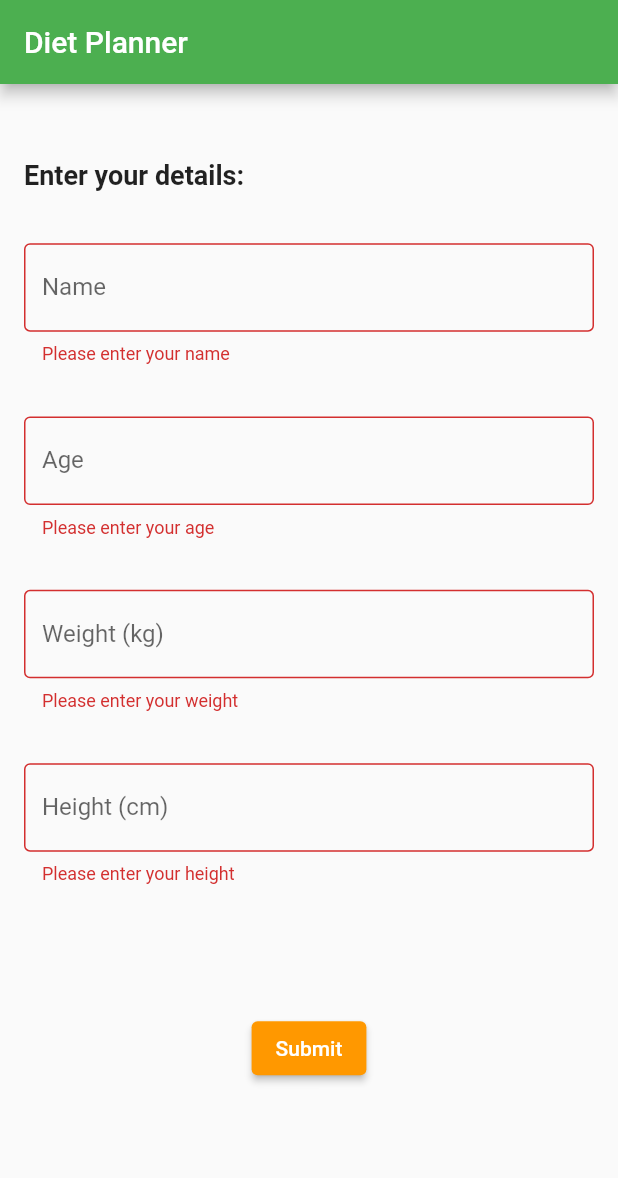
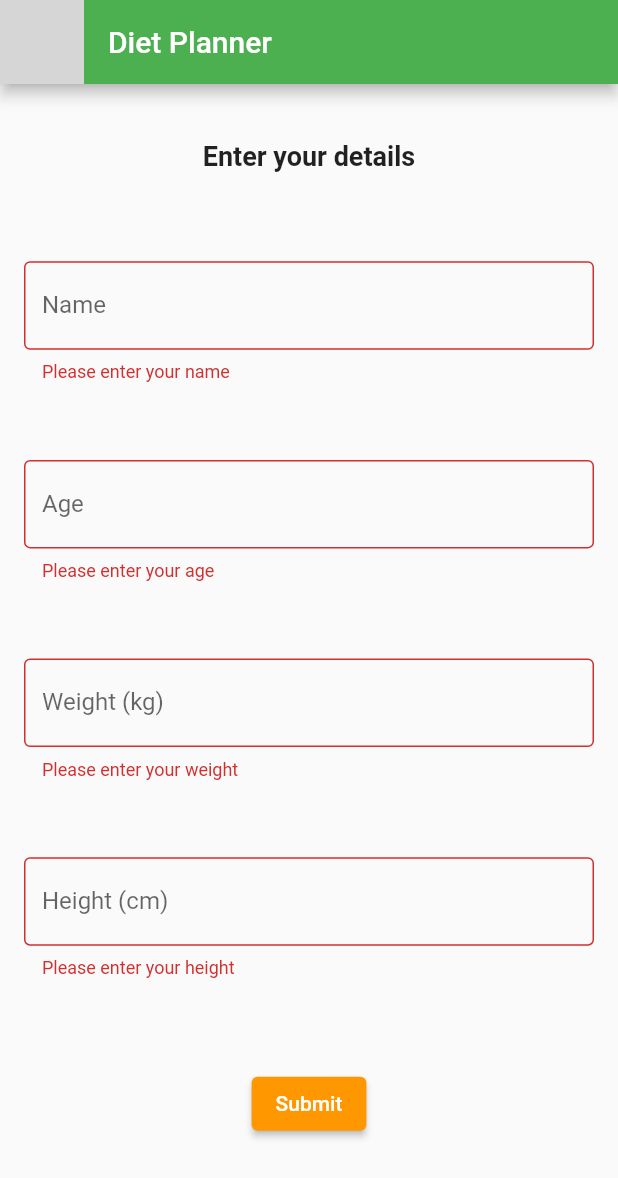
Before and after one commit to lalitchandnani/diet_planner_ui, a Flutter app: the screen it shows after launch, after a tap on "Submit", on a phone screen of 412 x 824 dp. Shown: the top 1178 px of the screen. Run offline on Flutter 3.47's test engine with Material 2 defaults, Android fonts, the phone set to English and light mode, and no system bars; project files that could hold a hidden picture were left out; grey boxes are pictures that could not be loaded.

Commit message:
fixed layout and text alignment issues with the code

```diff
--- a/lib/main.dart
+++ b/lib/main.dart
@@ -34,8 +34,9 @@ class _DietFormState extends State<DietForm> {
   final _ageController = TextEditingController();
   final _weightController = TextEditingController();
   final _heightController = TextEditingController();
-  Map<String, dynamic> _data = {};
+  Map<String, dynamic> _recommendationContent = {};
   bool _isLoading = false;
+  bool _displayRecommendation = true;
 
   Future<void> _submitForm() async {
     setState(() {
@@ -51,14 +52,23 @@ class _DietFormState extends State<DietForm> {
       Api api = Api();
       final data = await api.fetchDietRecommendations(name, age, weight, height);
 
+      // Reset the form
+      _formKey.currentState?.reset();
+      _nameController.clear();
+      _ageController.clear();
+      _weightController.clear();
+      _heightController.clear();
+
       setState(() {
         _isLoading = false; // Set isLoading to false to hide the loading icon
-        _data = data;
+        _displayRecommendation = true;
+        _recommendationContent = data;
       });
     } else {
       setState(() {
         _isLoading = false; // Set isLoading to false to hide the loading icon
-        _data = {}; // Clear the data if form validation fails
+        _displayRecommendation = false;
+        _recommendationContent = {}; // Clear the data if form validation fails
       });
     }
   }
@@ -74,6 +84,36 @@ class _DietFormState extends State<DietForm> {
 
   @override
   Widget build(BuildContext context) {
+    if (_displayRecommendation && _recommendationContent.isNotEmpty){
+      return MaterialApp(
+        title: 'AI Diet Planner',
+        home: Scaffold(
+          appBar: AppBar(
+            backgroundColor: Colors.green,
+            leading: IconButton(
+              icon: Icon(Icons.arrow_back),
+              onPressed: () {
+                setState(() {
+                  _displayRecommendation = false;
+                });
+              },
+            ),
+            title: Text('Recommendation'),
+          ),
+          body: Container(
+                  padding: const EdgeInsets.all(16.0),
+                  height: MediaQuery.of(context).size.height * 0.9,
+                  child: Center(child: SingleChildScrollView(
+                      child: Text(
+                        _recommendationContent['recommendation'],
+                        style: TextStyle(fontSize: 20.0),
+                      ),
+                    ),
+                  ),
+                ),
+      )
+     );
+    } else {
       final nameValidator = RegExp(r"^[a-zA-Z]+(([',. -][a-zA-Z ])?[a-zA-Z]*)*$");
       final ageValidator = RegExp(r"^(?:1[01][0-9]|100|[6-9][0-9]|[1-9][0-9]|[5-9])$");
       final weightValidator = RegExp(r"^(?:1[0-4][0-9]|150|[6-9][0-9]|[1-9][0-9]|[5-9])$");
@@ -85,8 +125,11 @@ class _DietFormState extends State<DietForm> {
           appBar: AppBar(
             backgroundColor: Colors.green,
             title: Text('Diet Planner'),
+            leading: Image.asset('images/ai_diet_planner2.png'),
           ),
-        body: Padding(
+          body:
+          Container(
+            height: MediaQuery.of(context).size.height * 0.9,
             padding: const EdgeInsets.all(16.0),
             child: _isLoading
                 ? Center(child: CircularProgressIndicator()) // Show the loading icon if isLoading is true
@@ -96,10 +139,12 @@ class _DietFormState extends State<DietForm> {
                       crossAxisAlignment: CrossAxisAlignment.start,
                       mainAxisAlignment: MainAxisAlignment.spaceEvenly,
                       children: [
-                      Text(
-                        'Enter your details:',
+                        Center(child: Text(
+                            'Enter your details',
                             style: TextStyle(fontSize: 18, fontWeight: FontWeight.bold),
                           ),
+                        ),
+                        SizedBox(height: 16.0),
                         TextFormField(
                           controller: _nameController,
                           keyboardType: TextInputType.text,
@@ -117,6 +162,7 @@ class _DietFormState extends State<DietForm> {
                             return null;
                           },
                         ),
+                        SizedBox(height: 8.0),
                         TextFormField(
                           controller: _ageController,
                           keyboardType: TextInputType.number,
@@ -134,6 +180,7 @@ class _DietFormState extends State<DietForm> {
                             return null;
                           },
                         ),
+                        SizedBox(height: 8.0),
                         TextFormField(
                           controller: _weightController,
                           keyboardType: TextInputType.number,
@@ -151,6 +198,7 @@ class _DietFormState extends State<DietForm> {
                             return null;
                           },
                         ),
+                        SizedBox(height: 8.0),
                         TextFormField(
                           controller: _heightController,
                           keyboardType: TextInputType.number,
@@ -177,16 +225,7 @@ class _DietFormState extends State<DietForm> {
                             onPressed: _submitForm,
                             child: Text('Submit'),
                           ),
-                      ),
-                      SizedBox(height: 16.0),
-                      if (_data.isNotEmpty)
-                        Column(
-                          crossAxisAlignment: CrossAxisAlignment.start,
-                          children: [
-                            Text('Recommendation:'),
-                            Text('${_data['recommendation']}'),
-                          ],
-                        ),
+                        )
                       ],
                     ),
                   ),
@@ -195,3 +234,4 @@ class _DietFormState extends State<DietForm> {
       );
     }
   }
+}
```
Also changed, not shown: assets/images/ai_diet_planner2.png (added). Lines whose indentation alone changed are shown as unchanged.
